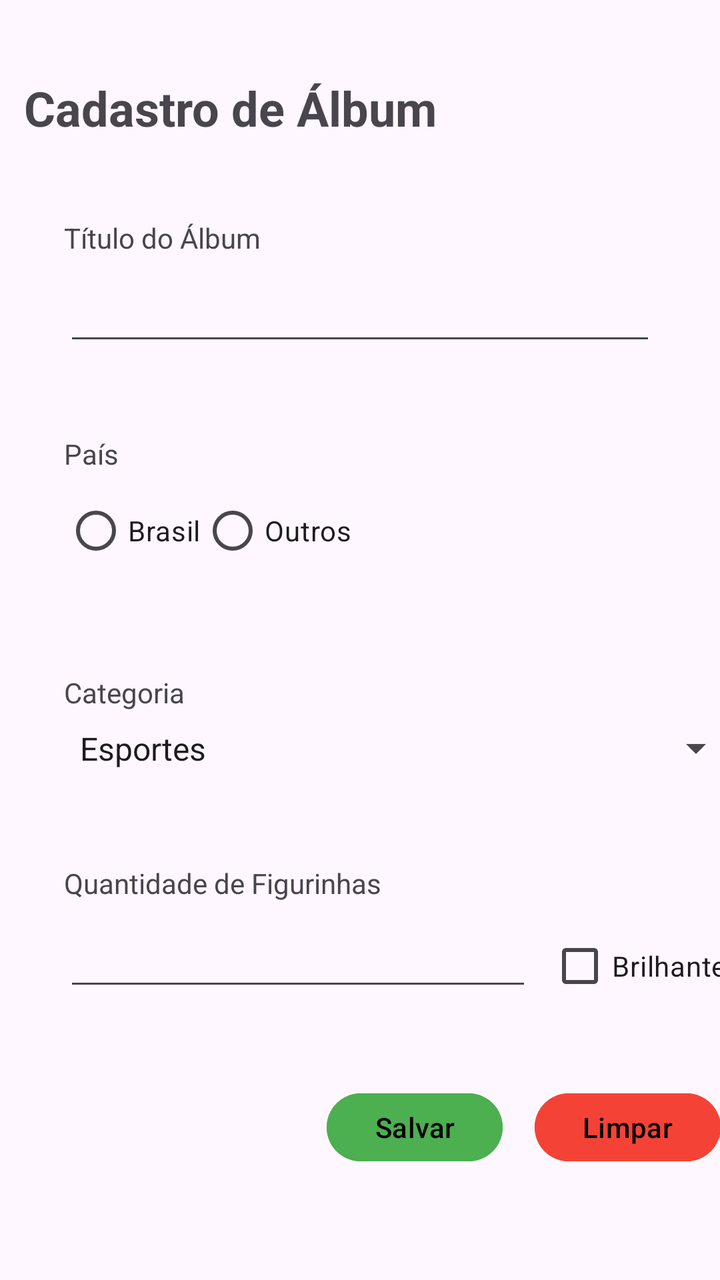
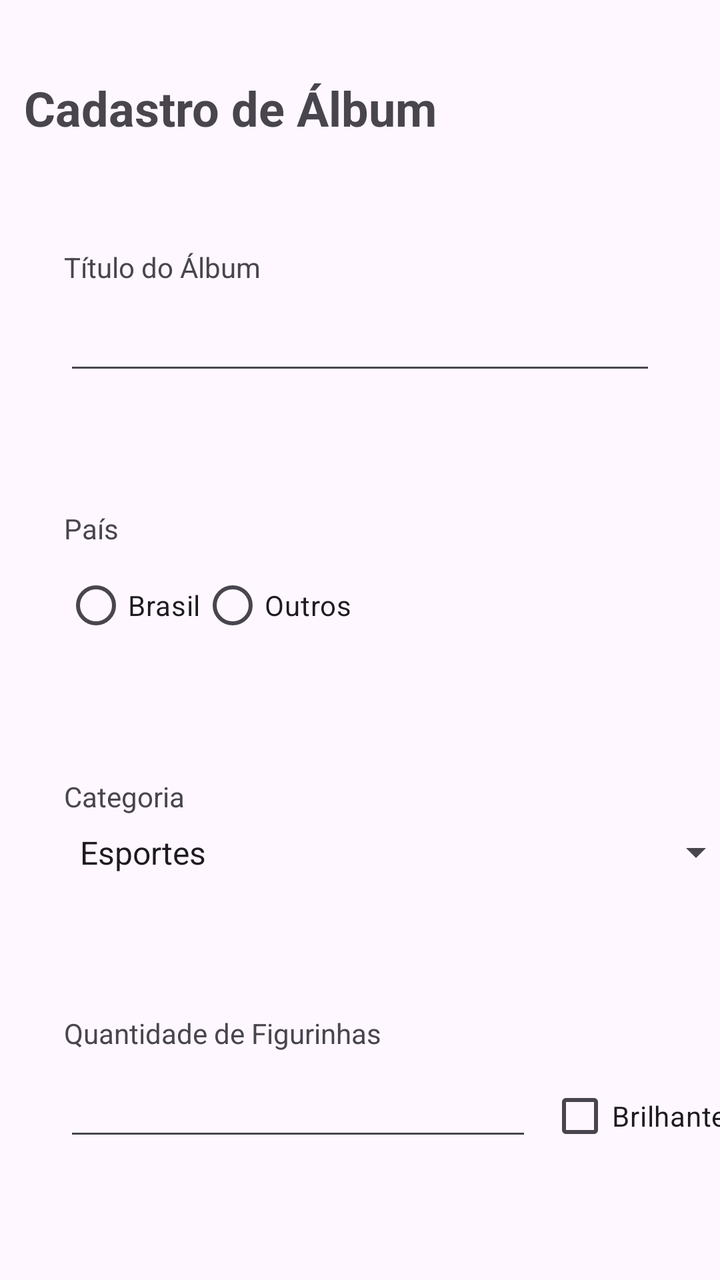

Compare the two renders of this Android layout. The source of the first and the diff that turns it into the second are given below.
<!-- AndroidManifest.xml: application theme Theme.ThemesStylesIcons -->
<!-- res/layout/activity_cadastro.xml -->
<?xml version="1.0" encoding="utf-8"?>
<androidx.constraintlayout.widget.ConstraintLayout xmlns:android="http://schemas.android.com/apk/res/android"
    xmlns:app="http://schemas.android.com/apk/res-auto"
    xmlns:tools="http://schemas.android.com/tools"
    android:id="@+id/listViewAlbuns"
    android:layout_width="match_parent"
    android:layout_height="match_parent"
    tools:context=".CadastroActivity">

    <LinearLayout
        android:id="@+id/linearLayoutRadio"
        android:layout_width="match_parent"
        android:layout_height="wrap_content"
        android:layout_marginStart="16dp"
        android:layout_marginEnd="16dp"
        android:layout_marginBottom="8dp"
        android:orientation="vertical"
        android:padding="16dp"
        app:layout_constraintBottom_toTopOf="@+id/linearLayoutCategory"
        app:layout_constraintEnd_toEndOf="parent"
        app:layout_constraintHorizontal_bias="1.0"
        app:layout_constraintStart_toStartOf="parent"
        app:layout_constraintTop_toBottomOf="@+id/linearLayoutTitle">

        <TextView
            android:id="@+id/labelCountry"
            android:layout_width="45dp"
            android:layout_height="24dp"
            android:text="@string/country" />

        <RadioGroup
            android:id="@+id/radioGroupCountry"
            android:layout_width="wrap_content"
            android:layout_height="wrap_content"
            android:orientation="horizontal">

            <RadioButton
                android:id="@+id/radioButtonBR"
                android:layout_width="wrap_content"
                android:layout_height="wrap_content"
                android:text="@string/brasil" />

            <RadioButton
                android:id="@+id/radioButtonOT"
                android:layout_width="wrap_content"
                android:layout_height="wrap_content"
                android:text="@string/outros" />
        </RadioGroup>

    </LinearLayout>

    <LinearLayout
        android:id="@+id/linearLayoutQtdStickers"
        android:layout_width="378dp"
        android:layout_height="103dp"
        android:layout_marginStart="16dp"
        android:layout_marginEnd="16dp"
        android:orientation="vertical"
        android:padding="16dp"
        app:layout_constraintBottom_toTopOf="@+id/linearLayoutButton"
        app:layout_constraintEnd_toEndOf="parent"
        app:layout_constraintHorizontal_bias="0.0"
        app:layout_constraintStart_toStartOf="parent"
        app:layout_constraintTop_toBottomOf="@+id/linearLayoutCategory">

        <TextView
            android:id="@+id/labelQtdSticker"
            android:layout_width="wrap_content"
            android:layout_height="wrap_content"
            android:layout_marginBottom="8dp"
            android:text="@string/quantidade_de_figurinhas" />

        <LinearLayout
            android:layout_width="match_parent"
            android:layout_height="wrap_content"
            android:orientation="horizontal">

            <EditText
                android:id="@+id/inputQtdSticker"
                android:layout_width="0dp"
                android:layout_height="wrap_content"
                android:layout_marginEnd="8dp"
                android:layout_weight="1"
                android:ems="10"
                android:inputType="number" />

            <CheckBox
                android:id="@+id/checkboxShiny"
                android:layout_width="wrap_content"
                android:layout_height="wrap_content"
                android:text="@string/brilhantes" />

        </LinearLayout>
    </LinearLayout>

    <LinearLayout
        android:id="@+id/linearLayoutCategory"
        android:layout_width="match_parent"
        android:layout_height="wrap_content"
        android:layout_marginStart="16dp"
        android:layout_marginEnd="16dp"
        android:orientation="vertical"
        android:padding="16dp"
        app:layout_constraintBottom_toTopOf="@+id/linearLayoutQtdStickers"
        app:layout_constraintEnd_toEndOf="parent"
        app:layout_constraintHorizontal_bias="0.0"
        app:layout_constraintStart_toStartOf="parent"
        app:layout_constraintTop_toBottomOf="@+id/linearLayoutRadio">

        <TextView
            android:id="@+id/labelCategory"
            android:layout_width="wrap_content"
            android:layout_height="wrap_content"
            android:text="@string/categoria"
            app:layout_constraintBottom_toBottomOf="parent"
            app:layout_constraintEnd_toEndOf="parent"
            app:layout_constraintHorizontal_bias="0.045"
            app:layout_constraintStart_toStartOf="parent"
            app:layout_constraintTop_toBottomOf="@+id/labelCountry"
            app:layout_constraintVertical_bias="0.149" />

        <Spinner
            android:id="@+id/spinnerCategory"
            android:layout_width="340dp"
            android:layout_height="37dp"
            android:entries="@array/categoria"
            app:layout_constraintBottom_toBottomOf="parent"
            app:layout_constraintEnd_toEndOf="parent"
            app:layout_constraintHorizontal_bias="0.225"
            app:layout_constraintStart_toStartOf="parent"
            app:layout_constraintTop_toBottomOf="@+id/labelCategory"
            app:layout_constraintVertical_bias="0.021" />
    </LinearLayout>

    <LinearLayout
        android:id="@+id/linearLayoutButton"
        android:layout_width="376dp"
        android:layout_height="74dp"
        android:layout_marginStart="16dp"
        android:layout_marginEnd="16dp"
        android:layout_marginBottom="32dp"
        android:gravity="end"
        android:orientation="horizontal"
        android:padding="16dp"
        app:layout_constraintBottom_toBottomOf="parent"
        app:layout_constraintEnd_toEndOf="parent"
        app:layout_constraintHorizontal_bias="0.333"
        app:layout_constraintStart_toStartOf="parent"
        app:layout_constraintTop_toBottomOf="@+id/linearLayoutQtdStickers"
        app:layout_constraintVertical_bias="0.247">

        <Button
            android:id="@+id/buttonSave"
            android:layout_width="wrap_content"
            android:layout_height="wrap_content"
            android:backgroundTint="@color/green"
            android:text="@string/salvar" />

        <Button
            android:id="@+id/buttonClear"
            android:layout_width="wrap_content"
            android:layout_height="wrap_content"
            android:layout_marginStart="16dp"
            android:backgroundTint="@color/red"
            android:text="@string/limpar" />
    </LinearLayout>

    <TextView
        android:id="@+id/title2"
        android:layout_width="wrap_content"
        android:layout_height="wrap_content"
        android:text="@string/album_registry"
        android:textSize="24sp"
        android:textStyle="bold"
        app:layout_constraintBottom_toBottomOf="parent"
        app:layout_constraintEnd_toEndOf="parent"
        app:layout_constraintHorizontal_bias="0.078"
        app:layout_constraintStart_toStartOf="parent"
        app:layout_constraintTop_toTopOf="parent"
        app:layout_constraintVertical_bias="0.062"
        tools:ignore="MissingConstraints" />

    <LinearLayout
        android:id="@+id/linearLayoutTitle"
        android:layout_width="match_parent"
        android:layout_height="wrap_content"
        android:layout_marginStart="16dp"
        android:layout_marginTop="16dp"
        android:layout_marginEnd="16dp"
        android:orientation="vertical"
        android:padding="16dp"
        app:layout_constraintBottom_toTopOf="@+id/linearLayoutRadio"
        app:layout_constraintEnd_toEndOf="parent"
        app:layout_constraintHorizontal_bias="1.0"
        app:layout_constraintStart_toStartOf="parent"
        app:layout_constraintTop_toBottomOf="@+id/title2">

        <TextView
            android:id="@+id/labelTitle"
            android:layout_width="wrap_content"
            android:layout_height="wrap_content"
            android:layout_marginBottom="8dp"
            android:text="@string/album_title" />

        <EditText
            android:id="@+id/inputTitle"
            android:layout_width="match_parent"
            android:layout_height="wrap_content"
            android:inputType="text" />
    </LinearLayout>

</androidx.constraintlayout.widget.ConstraintLayout>
<!-- resources referenced by this layout -->
<resources>
  <string-array name="categoria">
          <item>Esportes</item>
          <item>Filmes</item>
          <item>Séries de TV</item>
          <item>Celebridades</item>
          <item>Desenhos Animados</item>
          <item>Animes e Mangás</item>
          <item>História e Cultura</item>
          <item>Natureza e Ciências</item>
          <item>Espaço e Astronomia</item>
          <item>Temáticos</item>
          <item>Edições Comemorativas</item>
          <item>Jogos</item>
      </string-array>
  <color name="green">#4CAF50</color>
  <color name="red">#F44336</color>
  <string name="album_registry">Cadastro de Álbum</string>
  <string name="album_title">Título do Álbum</string>
  <string name="brasil">Brasil</string>
  <string name="brilhantes">Brilhantes?</string>
  <string name="categoria">Categoria</string>
  <string name="country">País</string>
  <string name="limpar">Limpar</string>
  <string name="outros">Outros</string>
  <string name="quantidade_de_figurinhas">Quantidade de Figurinhas</string>
  <string name="salvar">Salvar</string>
  <style name="Theme.ThemesStylesIcons" parent="Theme.Material3.Light">
          <item name="colorPrimary">@color/yellow</item>
          <item name="colorPrimaryVariant">@color/dark_yellow</item>
          <item name="colorOnPrimary">@color/black</item>
      </style>
  <color name="yellow">#FFBE02</color>
  <color name="dark_yellow">#B9BA9506</color>
  <color name="black">#FF000000</color>
</resources>

<!-- the commit's change to res/layout/activity_cadastro.xml (unified diff, before → after) -->
@@ -13,7 +13,6 @@
         android:layout_height="wrap_content"
         android:layout_marginStart="16dp"
         android:layout_marginEnd="16dp"
-        android:layout_marginBottom="8dp"
         android:orientation="vertical"
         android:padding="16dp"
         app:layout_constraintBottom_toTopOf="@+id/linearLayoutCategory"
@@ -55,9 +54,10 @@
         android:layout_height="103dp"
         android:layout_marginStart="16dp"
         android:layout_marginEnd="16dp"
+        android:layout_marginBottom="16dp"
         android:orientation="vertical"
         android:padding="16dp"
-        app:layout_constraintBottom_toTopOf="@+id/linearLayoutButton"
+        app:layout_constraintBottom_toBottomOf="parent"
         app:layout_constraintEnd_toEndOf="parent"
         app:layout_constraintHorizontal_bias="0.0"
         app:layout_constraintStart_toStartOf="parent"
@@ -132,39 +132,6 @@
             app:layout_constraintVertical_bias="0.021" />
     </LinearLayout>
 
-    <LinearLayout
-        android:id="@+id/linearLayoutButton"
-        android:layout_width="376dp"
-        android:layout_height="74dp"
-        android:layout_marginStart="16dp"
-        android:layout_marginEnd="16dp"
-        android:layout_marginBottom="32dp"
-        android:gravity="end"
-        android:orientation="horizontal"
-        android:padding="16dp"
-        app:layout_constraintBottom_toBottomOf="parent"
-        app:layout_constraintEnd_toEndOf="parent"
-        app:layout_constraintHorizontal_bias="0.333"
-        app:layout_constraintStart_toStartOf="parent"
-        app:layout_constraintTop_toBottomOf="@+id/linearLayoutQtdStickers"
-        app:layout_constraintVertical_bias="0.247">
-
-        <Button
-            android:id="@+id/buttonSave"
-            android:layout_width="wrap_content"
-            android:layout_height="wrap_content"
-            android:backgroundTint="@color/green"
-            android:text="@string/salvar" />
-
-        <Button
-            android:id="@+id/buttonClear"
-            android:layout_width="wrap_content"
-            android:layout_height="wrap_content"
-            android:layout_marginStart="16dp"
-            android:backgroundTint="@color/red"
-            android:text="@string/limpar" />
-    </LinearLayout>
-
     <TextView
         android:id="@+id/title2"
         android:layout_width="wrap_content"
@@ -185,7 +152,7 @@
         android:layout_width="match_parent"
         android:layout_height="wrap_content"
         android:layout_marginStart="16dp"
-        android:layout_marginTop="16dp"
+        android:layout_marginTop="8dp"
         android:layout_marginEnd="16dp"
         android:orientation="vertical"
         android:padding="16dp"
<!-- resource entries referenced after the edit -->
@@ -14,18 +14,14 @@
           <item>Edições Comemorativas</item>
           <item>Jogos</item>
       </string-array>
-  <color name="green">#4CAF50</color>
-  <color name="red">#F44336</color>
   <string name="album_registry">Cadastro de Álbum</string>
   <string name="album_title">Título do Álbum</string>
   <string name="brasil">Brasil</string>
   <string name="brilhantes">Brilhantes?</string>
   <string name="categoria">Categoria</string>
   <string name="country">País</string>
-  <string name="limpar">Limpar</string>
   <string name="outros">Outros</string>
   <string name="quantidade_de_figurinhas">Quantidade de Figurinhas</string>
-  <string name="salvar">Salvar</string>
   <style name="Theme.ThemesStylesIcons" parent="Theme.Material3.Light">
           <item name="colorPrimary">@color/yellow</item>
           <item name="colorPrimaryVariant">@color/dark_yellow</item>
